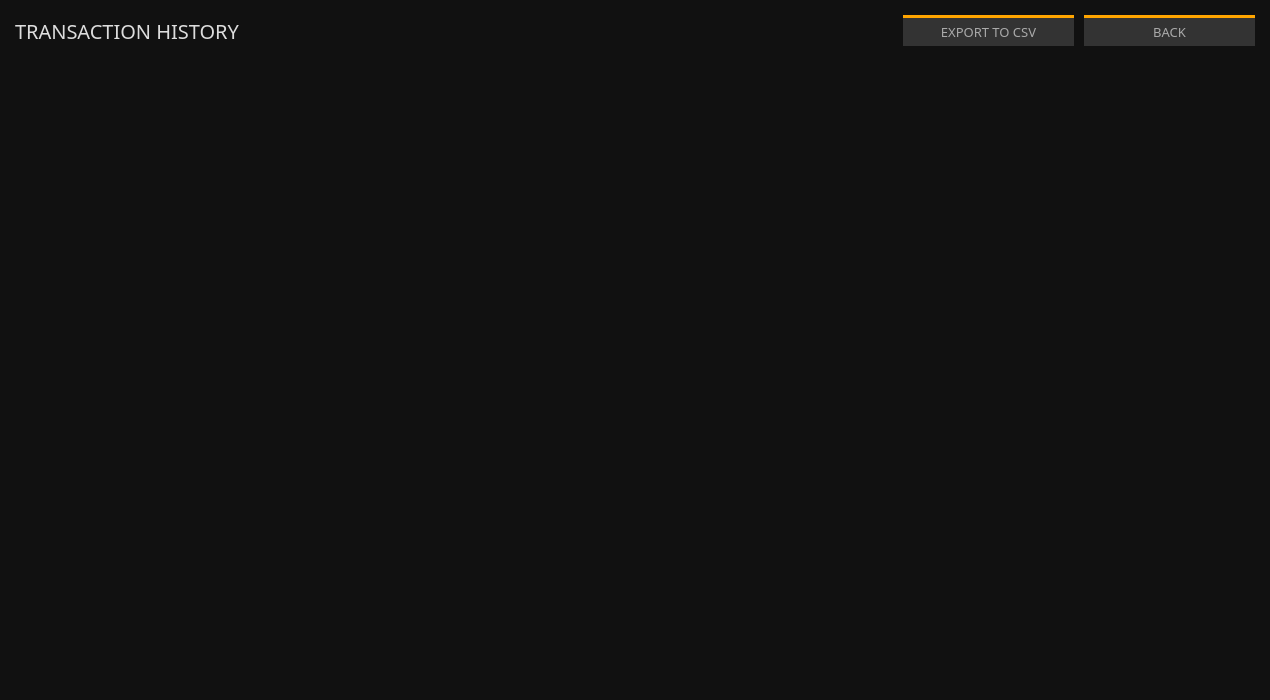
This is src/gui/ui/transactionsframe.ui in ConcealNetwork/conceal-desktop as Qt 5 draws it before an edit. The edited form follows.
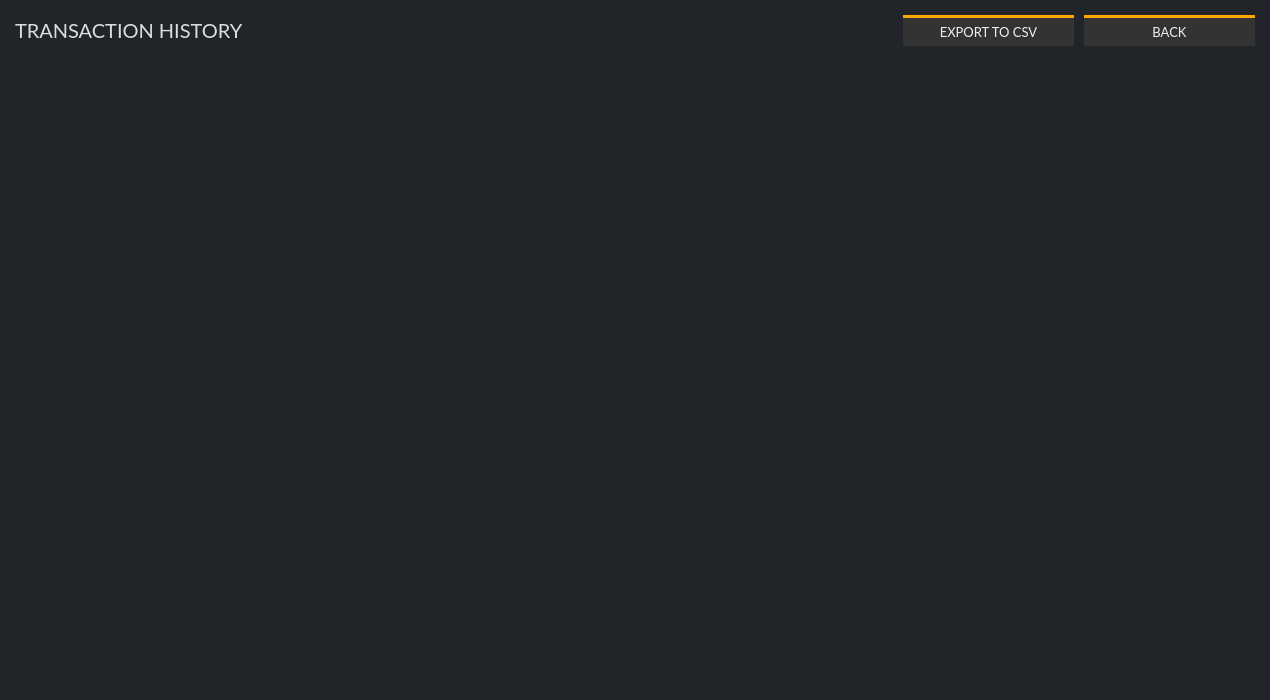
This is the edited form.

Diff of the .ui file:
```diff
--- a/src/gui/ui/transactionsframe.ui
+++ b/src/gui/ui/transactionsframe.ui
@@ -30,7 +30,7 @@
   </property>
   <property name="font">
    <font>
-    <family>Poppins</family>
+    <family>Lato</family>
     <pointsize>9</pointsize>
    </font>
   </property>
@@ -38,7 +38,7 @@
    <string>Frame</string>
   </property>
   <property name="styleSheet">
-   <string notr="true">background-color: #111;
+   <string notr="true">background-color: #212529;
 border: 0px;
 color: #aaaaaa;</string>
   </property>
@@ -85,7 +85,7 @@
        </property>
        <property name="font">
         <font>
-         <family>Poppins</family>
+         <family>Lato</family>
          <pointsize>15</pointsize>
         </font>
        </property>
@@ -113,12 +113,12 @@
        </property>
        <property name="font">
         <font>
-         <family>Poppins</family>
+         <family>Lato</family>
          <pointsize>10</pointsize>
         </font>
        </property>
        <property name="styleSheet">
-        <string notr="true">color: #aaa; background-color: #333; border-top: 3px solid orange;</string>
+        <string notr="true">color: #eee; background-color: #333; border-top: 3px solid orange;</string>
        </property>
        <property name="text">
         <string>EXPORT TO CSV</string>
@@ -135,12 +135,12 @@
        </property>
        <property name="font">
         <font>
-         <family>Poppins</family>
+         <family>Lato</family>
          <pointsize>10</pointsize>
         </font>
        </property>
        <property name="styleSheet">
-        <string notr="true">color: #aaa; background-color: #333; border-top: 3px solid orange;</string>
+        <string notr="true">color: #eee; background-color: #333; border-top: 3px solid orange;</string>
        </property>
        <property name="text">
         <string>BACK</string>
@@ -165,15 +165,15 @@
      </property>
      <property name="font">
       <font>
-       <family>Poppins</family>
+       <family>Lato</family>
        <pointsize>9</pointsize>
       </font>
      </property>
      <property name="styleSheet">
       <string notr="true">QHeaderView::section {
-background-color: #222; 
-   color: #aaa;
-font-family: Poppins;
+background-color: #212529; 
+   color: #eee;
+font-family: Lato;
     font-size: 12px;
     border: 0px solid white;
 border-bottom: 1px solid orange;
@@ -184,7 +184,7 @@
 QTreeView::item
 {
     font: 10px;
-    color: #999;
+    color: #eee;
     height: 30px;
 }
 
@@ -194,8 +194,8 @@
 }
 
 QWidget:item:selected {
-  background-color: #111;
-  color: #999;
+  background-color: #212529;
+  color: #eee;
 }
 
 </string>
```
